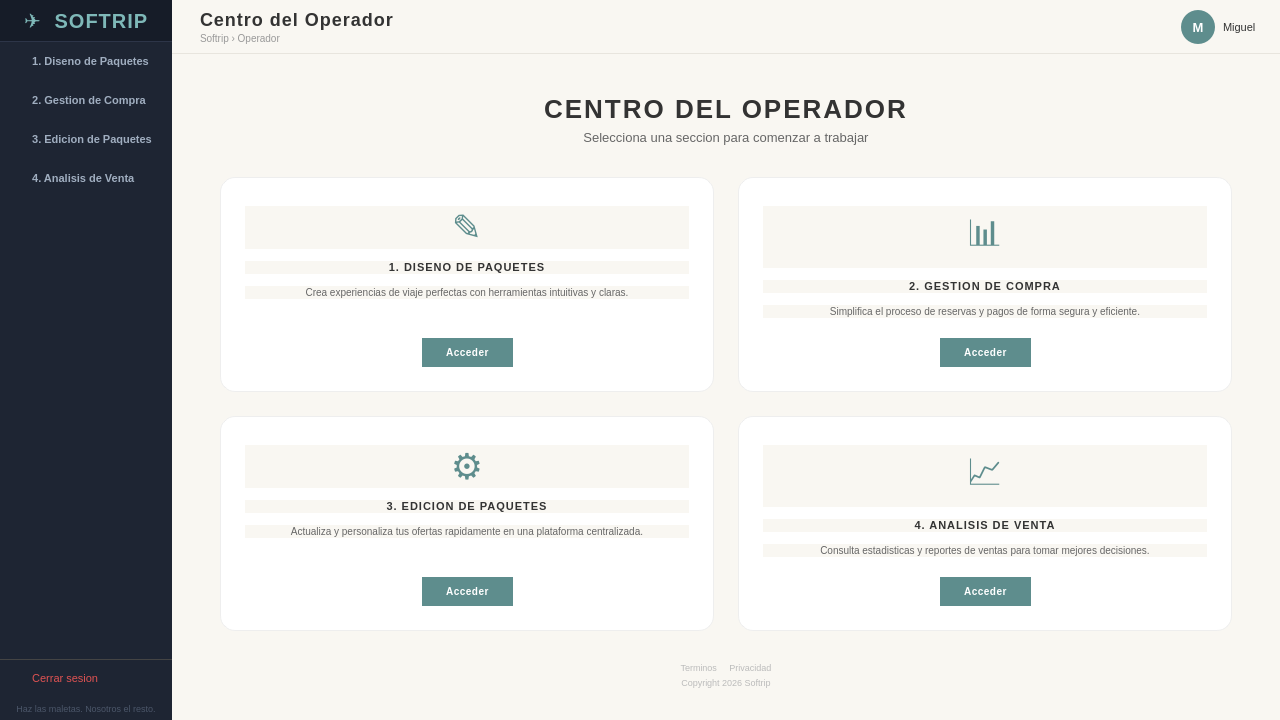
This is src/vista/ui/vistaOperador.ui in laraanton/InSo as Qt 5 draws it before an edit. The edited form follows.
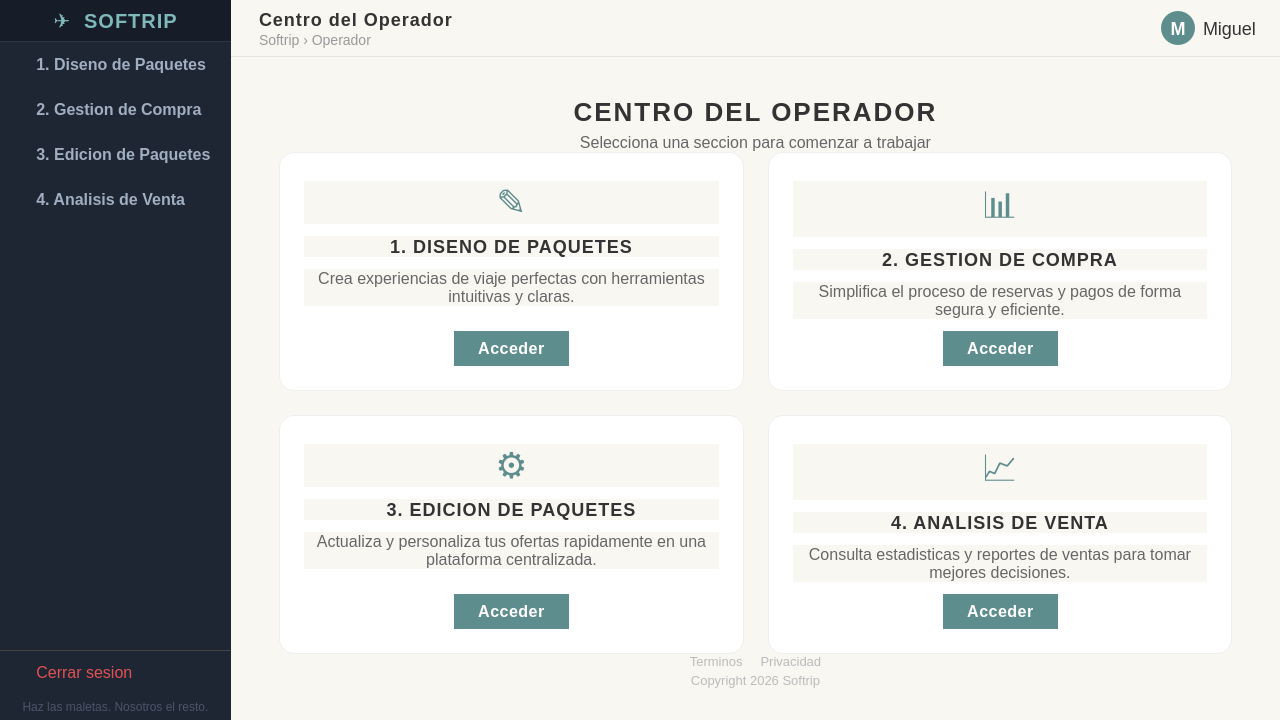
This is the edited form.

Commit message:
Increase font sizes in vistaOperador.ui
Updated font sizes for various UI elements to improve readability.

Patch:
```diff
--- a/src/vista/ui/vistaOperador.ui
+++ b/src/vista/ui/vistaOperador.ui
@@ -50,7 +50,7 @@
     border-left: 3px solid transparent;
     text-align: left;
     padding: 13px 20px;
-    font-size: 11px;
+    font-size: 16px;
     font-weight: 500;
     color: #a0aec0;
 }
@@ -78,7 +78,7 @@
     border-left: 3px solid transparent;
     text-align: left;
     padding: 12px 20px;
-    font-size: 11px;
+    font-size: 16px;
     color: #e05252;
     margin-top: 4px;
 }
@@ -88,7 +88,7 @@
     border-left: 3px solid #ff7070;
 }
 QLabel#sidebarFooter {
-    font-size: 9px;
+    font-size: 12px;
     color: #4a5568;
     padding: 6px 10px;
     background-color: transparent;
@@ -104,14 +104,14 @@
     letter-spacing: 1px;
 }
 QLabel#pageBreadcrumb {
-    font-size: 10px;
+    font-size: 14px;
     color: #999999;
 }
 QLabel#avatarLabel {
     background-color: #5e8d8d;
     color: white;
     font-weight: bold;
-    font-size: 13px;
+    font-size: 18px;
     border-radius: 17px;
     min-width: 34px;
     max-width: 34px;
@@ -119,7 +119,7 @@
     max-height: 34px;
 }
 QLabel#userNameLabel {
-    font-size: 11px;
+    font-size: 18px;
     color: #333333;
 }
 QLabel#heroTitle {
@@ -129,7 +129,7 @@
     letter-spacing: 2px;
 }
 QLabel#heroSubtitle {
-    font-size: 13px;
+    font-size: 16px;
     color: #666666;
 }
 QFrame#card1, QFrame#card2, QFrame#card3, QFrame#card4 {
@@ -142,13 +142,13 @@
     color: #5e8d8d;
 }
 QLabel#cardTitle1, QLabel#cardTitle2, QLabel#cardTitle3, QLabel#cardTitle4 {
-    font-size: 11px;
+    font-size: 18px;
     font-weight: bold;
     color: #333333;
     letter-spacing: 1px;
 }
 QLabel#cardDesc1, QLabel#cardDesc2, QLabel#cardDesc3, QLabel#cardDesc4 {
-    font-size: 10px;
+    font-size: 16px;
     color: #666666;
 }
 QPushButton#moreBtn1, QPushButton#moreBtn2, QPushButton#moreBtn3, QPushButton#moreBtn4 {
@@ -157,7 +157,7 @@
     border: none;
     border-radius: 20px;
     padding: 8px 24px;
-    font-size: 10px;
+    font-size: 16px;
     font-weight: bold;
     letter-spacing: 0.5px;
 }
@@ -165,7 +165,7 @@
     background-color: #4a7474;
 }
 QLabel#footerLinks, QLabel#footerCopy {
-    font-size: 9px;
+    font-size: 13px;
     color: #bbbbbb;
 }
 QScrollBar:vertical {
```
